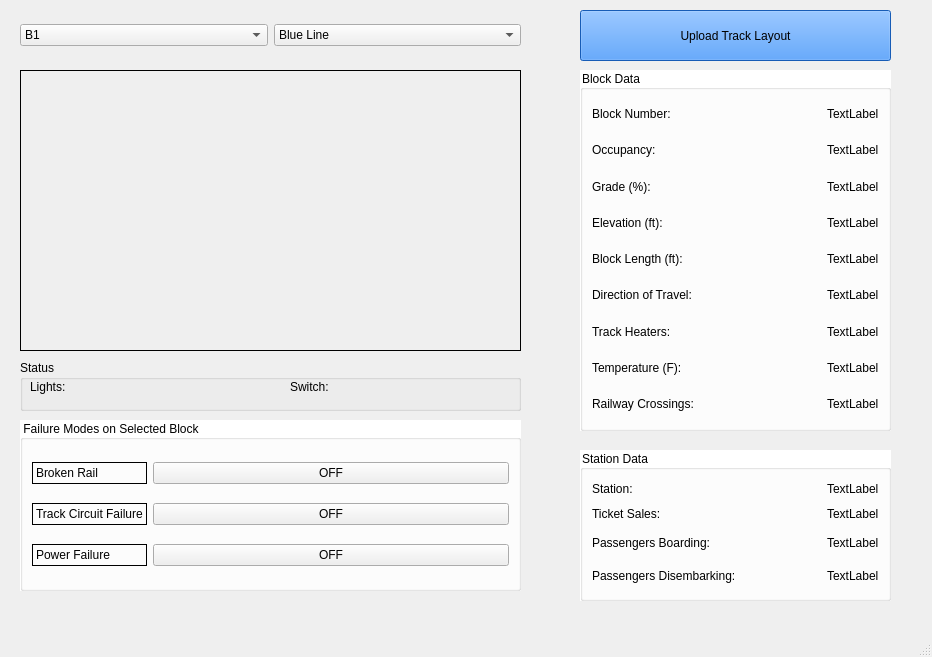
Before: the Qt Designer form Track Model/Track_Model.ui in asmithie13/ECE-1140, drawn with Qt 5.
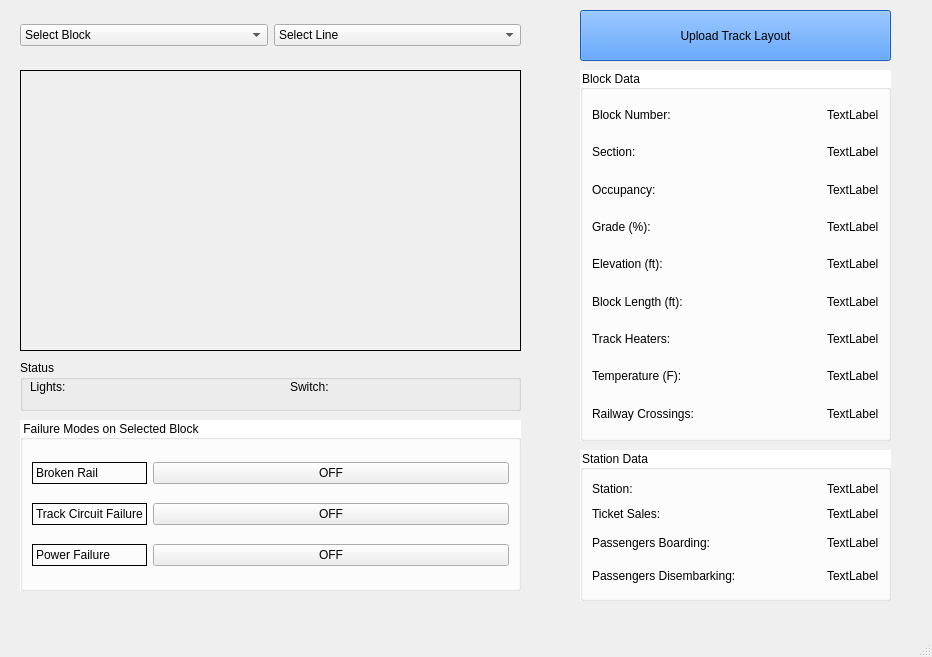
After: the same form once the commit is applied. Icons and pictures are not drawn.

Commit message: Working parser (70%), next: block class.

```diff
--- a/Track Model/Track_Model.ui
+++ b/Track Model/Track_Model.ui
@@ -168,7 +168,7 @@
       <x>580</x>
       <y>70</y>
       <width>311</width>
-      <height>361</height>
+      <height>371</height>
      </rect>
     </property>
     <property name="styleSheet">
@@ -188,7 +188,7 @@
        </property>
       </widget>
      </item>
-     <item row="0" column="1" colspan="2">
+     <item row="0" column="1">
       <spacer name="horizontalSpacer">
        <property name="orientation">
         <enum>Qt::Horizontal</enum>
@@ -201,21 +201,48 @@
        </property>
       </spacer>
      </item>
-     <item row="0" column="3">
-      <widget class="QLabel" name="label_16">
+     <item row="0" column="2">
+      <widget class="QLabel" name="block_num_in">
        <property name="text">
         <string>TextLabel</string>
        </property>
       </widget>
      </item>
      <item row="1" column="0">
+      <widget class="QLabel" name="label_18">
+       <property name="text">
+        <string>Section: </string>
+       </property>
+      </widget>
+     </item>
+     <item row="1" column="1">
+      <spacer name="horizontalSpacer_6">
+       <property name="orientation">
+        <enum>Qt::Horizontal</enum>
+       </property>
+       <property name="sizeHint" stdset="0">
+        <size>
+         <width>138</width>
+         <height>20</height>
+        </size>
+       </property>
+      </spacer>
+     </item>
+     <item row="1" column="2">
+      <widget class="QLabel" name="section_in">
+       <property name="text">
+        <string>TextLabel</string>
+       </property>
+      </widget>
+     </item>
+     <item row="2" column="0">
       <widget class="QLabel" name="label_7">
        <property name="text">
         <string>Occupancy:</string>
        </property>
       </widget>
      </item>
-     <item row="1" column="1" colspan="2">
+     <item row="2" column="1">
       <spacer name="horizontalSpacer_2">
        <property name="orientation">
         <enum>Qt::Horizontal</enum>
@@ -228,21 +255,21 @@
        </property>
       </spacer>
      </item>
-     <item row="1" column="3">
-      <widget class="QLabel" name="label_17">
+     <item row="2" column="2">
+      <widget class="QLabel" name="label_11">
        <property name="text">
         <string>TextLabel</string>
        </property>
       </widget>
      </item>
-     <item row="2" column="0">
+     <item row="3" column="0">
       <widget class="QLabel" name="label_8">
        <property name="text">
         <string>Grade (%):</string>
        </property>
       </widget>
      </item>
-     <item row="2" column="1" colspan="2">
+     <item row="3" column="1">
       <spacer name="horizontalSpacer_3">
        <property name="orientation">
         <enum>Qt::Horizontal</enum>
@@ -255,21 +282,21 @@
        </property>
       </spacer>
      </item>
-     <item row="2" column="3">
-      <widget class="QLabel" name="label_18">
+     <item row="3" column="2">
+      <widget class="QLabel" name="grade_in">
        <property name="text">
         <string>TextLabel</string>
        </property>
       </widget>
      </item>
-     <item row="3" column="0">
+     <item row="4" column="0">
       <widget class="QLabel" name="label_9">
        <property name="text">
         <string>Elevation (ft):</string>
        </property>
       </widget>
      </item>
-     <item row="3" column="1" colspan="2">
+     <item row="4" column="1">
       <spacer name="horizontalSpacer_4">
        <property name="orientation">
         <enum>Qt::Horizontal</enum>
@@ -282,62 +309,35 @@
        </property>
       </spacer>
      </item>
-     <item row="3" column="3">
-      <widget class="QLabel" name="label_19">
+     <item row="4" column="2">
+      <widget class="QLabel" name="elevation_in">
        <property name="text">
         <string>TextLabel</string>
        </property>
       </widget>
      </item>
-     <item row="4" column="0">
+     <item row="5" column="0">
       <widget class="QLabel" name="label_10">
        <property name="text">
         <string>Block Length (ft):</string>
        </property>
       </widget>
      </item>
-     <item row="4" column="2">
+     <item row="5" column="1">
       <spacer name="horizontalSpacer_5">
        <property name="orientation">
         <enum>Qt::Horizontal</enum>
        </property>
        <property name="sizeHint" stdset="0">
         <size>
-         <width>132</width>
+         <width>138</width>
          <height>20</height>
         </size>
        </property>
       </spacer>
      </item>
-     <item row="4" column="3">
-      <widget class="QLabel" name="label_20">
-       <property name="text">
-        <string>TextLabel</string>
-       </property>
-      </widget>
-     </item>
-     <item row="5" column="0" colspan="2">
-      <widget class="QLabel" name="label_11">
-       <property name="text">
-        <string>Direction of Travel:</string>
-       </property>
-      </widget>
-     </item>
      <item row="5" column="2">
-      <spacer name="horizontalSpacer_6">
-       <property name="orientation">
-        <enum>Qt::Horizontal</enum>
-       </property>
-       <property name="sizeHint" stdset="0">
-        <size>
-         <width>132</width>
-         <height>20</height>
-        </size>
-       </property>
-      </spacer>
-     </item>
-     <item row="5" column="3">
-      <widget class="QLabel" name="label_21">
+      <widget class="QLabel" name="length_in">
        <property name="text">
         <string>TextLabel</string>
        </property>
@@ -350,20 +350,20 @@
        </property>
       </widget>
      </item>
-     <item row="6" column="2">
+     <item row="6" column="1">
       <spacer name="horizontalSpacer_7">
        <property name="orientation">
         <enum>Qt::Horizontal</enum>
        </property>
        <property name="sizeHint" stdset="0">
         <size>
-         <width>132</width>
+         <width>138</width>
          <height>20</height>
         </size>
        </property>
       </spacer>
      </item>
-     <item row="6" column="3">
+     <item row="6" column="2">
       <widget class="QLabel" name="label_22">
        <property name="text">
         <string>TextLabel</string>
@@ -377,20 +377,20 @@
        </property>
       </widget>
      </item>
-     <item row="7" column="2">
+     <item row="7" column="1">
       <spacer name="horizontalSpacer_8">
        <property name="orientation">
         <enum>Qt::Horizontal</enum>
        </property>
        <property name="sizeHint" stdset="0">
         <size>
-         <width>132</width>
+         <width>138</width>
          <height>20</height>
         </size>
        </property>
       </spacer>
      </item>
-     <item row="7" column="3">
+     <item row="7" column="2">
       <widget class="QLabel" name="label_23">
        <property name="text">
         <string>TextLabel</string>
@@ -404,20 +404,20 @@
        </property>
       </widget>
      </item>
-     <item row="8" column="2">
+     <item row="8" column="1">
       <spacer name="horizontalSpacer_9">
        <property name="orientation">
         <enum>Qt::Horizontal</enum>
        </property>
        <property name="sizeHint" stdset="0">
         <size>
-         <width>132</width>
+         <width>138</width>
          <height>20</height>
         </size>
        </property>
       </spacer>
      </item>
-     <item row="8" column="3">
+     <item row="8" column="2">
       <widget class="QLabel" name="label_24">
        <property name="text">
         <string>TextLabel</string>
@@ -566,7 +566,12 @@
     </property>
     <layout class="QGridLayout" name="gridLayout_2">
      <item row="0" column="0">
-      <widget class="QComboBox" name="comboBox">
+      <widget class="QComboBox" name="block_in_1">
+       <item>
+        <property name="text">
+         <string>Select Block</string>
+        </property>
+       </item>
        <item>
         <property name="text">
          <string>B1</string>
@@ -646,6 +651,11 @@
      </item>
      <item row="0" column="1">
       <widget class="QComboBox" name="comboBox_2">
+       <item>
+        <property name="text">
+         <string>Select Line</string>
+        </property>
+       </item>
        <item>
         <property name="text">
          <string>Blue Line</string>
```
Left out of the diff: 2 changed lines with no effect on the pictures. The commit also changes 4 other files.
